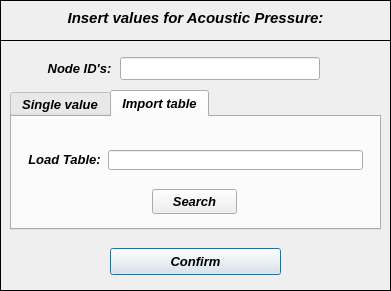
First picture: the form in pulse/uix/user_input/ui/acousticpressureInput.ui, repository open-pulse/OpenPulse, before the edit.
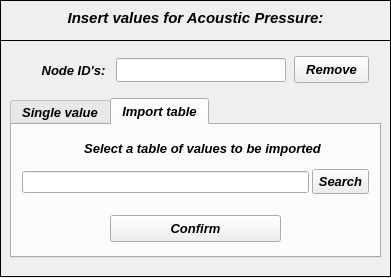
Second picture: the form after the edit. The open tabs and pages were chosen to show the change. Icons and pictures are not drawn.

The edit to the form file:
```diff
--- a/pulse/uix/user_input/ui/acousticpressureInput.ui
+++ b/pulse/uix/user_input/ui/acousticpressureInput.ui
@@ -10,7 +10,7 @@
     <x>0</x>
     <y>0</y>
     <width>391</width>
-    <height>291</height>
+    <height>278</height>
    </rect>
   </property>
   <property name="sizePolicy">
@@ -22,13 +22,13 @@
   <property name="minimumSize">
    <size>
     <width>391</width>
-    <height>291</height>
+    <height>278</height>
    </size>
   </property>
   <property name="maximumSize">
    <size>
     <width>391</width>
-    <height>291</height>
+    <height>278</height>
    </size>
   </property>
   <property name="contextMenuPolicy">
@@ -50,7 +50,7 @@
      <x>0</x>
      <y>0</y>
      <width>391</width>
-     <height>297</height>
+     <height>281</height>
     </rect>
    </property>
    <property name="font">
@@ -111,7 +111,7 @@
       <x>0</x>
       <y>40</y>
       <width>391</width>
-      <height>251</height>
+      <height>237</height>
      </rect>
     </property>
     <property name="frameShape">
@@ -123,8 +123,8 @@
     <widget class="QWidget" name="verticalLayoutWidget">
      <property name="geometry">
       <rect>
-       <x>40</x>
-       <y>17</y>
+       <x>34</x>
+       <y>19</y>
        <width>79</width>
        <height>23</height>
       </rect>
@@ -151,93 +151,25 @@
       </item>
      </layout>
     </widget>
-    <widget class="QWidget" name="verticalLayoutWidget_2">
-     <property name="geometry">
-      <rect>
-       <x>120</x>
-       <y>17</y>
-       <width>203</width>
-       <height>24</height>
-      </rect>
-     </property>
-     <layout class="QVBoxLayout" name="verticalLayout_2">
-      <item>
-       <widget class="QLineEdit" name="lineEdit_nodeID">
-        <property name="minimumSize">
-         <size>
-          <width>200</width>
-          <height>0</height>
-         </size>
-        </property>
-        <property name="maximumSize">
-         <size>
-          <width>200</width>
-          <height>16777215</height>
-         </size>
-        </property>
-        <property name="font">
-         <font>
-          <family>Arial</family>
-          <pointsize>10</pointsize>
-          <weight>75</weight>
-          <italic>true</italic>
-          <bold>true</bold>
-         </font>
-        </property>
-        <property name="focusPolicy">
-         <enum>Qt::ClickFocus</enum>
-        </property>
-        <property name="text">
-         <string/>
-        </property>
-        <property name="alignment">
-         <set>Qt::AlignCenter</set>
-        </property>
-       </widget>
-      </item>
-     </layout>
-    </widget>
-    <widget class="QPushButton" name="pushButton_confirm">
-     <property name="geometry">
-      <rect>
-       <x>110</x>
-       <y>208</y>
-       <width>171</width>
-       <height>27</height>
-      </rect>
-     </property>
-     <property name="font">
-      <font>
-       <family>Arial</family>
-       <pointsize>10</pointsize>
-       <weight>75</weight>
-       <italic>true</italic>
-       <bold>true</bold>
-      </font>
-     </property>
-     <property name="text">
-      <string>Confirm</string>
-     </property>
-    </widget>
-    <widget class="QTabWidget" name="tabWidget">
+    <widget class="QTabWidget" name="tabWidget_acoustic_pressure">
      <property name="geometry">
       <rect>
        <x>10</x>
-       <y>50</y>
+       <y>58</y>
        <width>371</width>
-       <height>140</height>
+       <height>160</height>
       </rect>
      </property>
      <property name="minimumSize">
       <size>
        <width>0</width>
-       <height>140</height>
+       <height>160</height>
       </size>
      </property>
      <property name="maximumSize">
       <size>
        <width>16777215</width>
-       <height>140</height>
+       <height>160</height>
       </size>
      </property>
      <property name="font">
@@ -252,7 +184,7 @@
      <property name="currentIndex">
       <number>0</number>
      </property>
-     <widget class="QWidget" name="tab">
+     <widget class="QWidget" name="tab_single_values">
       <attribute name="title">
        <string>Single value</string>
       </attribute>
@@ -260,7 +192,7 @@
        <property name="geometry">
         <rect>
          <x>14</x>
-         <y>26</y>
+         <y>14</y>
          <width>344</width>
          <height>61</height>
         </rect>
@@ -490,8 +422,30 @@
         </item>
        </layout>
       </widget>
+      <widget class="QPushButton" name="pushButton_single_values_confirm">
+       <property name="geometry">
+        <rect>
+         <x>98</x>
+         <y>90</y>
+         <width>171</width>
+         <height>27</height>
+        </rect>
+       </property>
+       <property name="font">
+        <font>
+         <family>Arial</family>
+         <pointsize>10</pointsize>
+         <weight>75</weight>
+         <italic>true</italic>
+         <bold>true</bold>
+        </font>
+       </property>
+       <property name="text">
+        <string>Confirm</string>
+       </property>
+      </widget>
      </widget>
-     <widget class="QWidget" name="tab_2">
+     <widget class="QWidget" name="tab_table_values">
       <attribute name="title">
        <string>Import table</string>
       </attribute>
@@ -501,9 +455,9 @@
        </property>
        <property name="geometry">
         <rect>
-         <x>140</x>
-         <y>72</y>
-         <width>85</width>
+         <x>300</x>
+         <y>44</y>
+         <width>57</width>
          <height>25</height>
         </rect>
        </property>
@@ -532,50 +486,16 @@
         <enum>Qt::NoArrow</enum>
        </property>
       </widget>
-      <widget class="QWidget" name="verticalLayoutWidget_11">
-       <property name="geometry">
-        <rect>
-         <x>11</x>
-         <y>32</y>
-         <width>83</width>
-         <height>21</height>
-        </rect>
-       </property>
-       <layout class="QVBoxLayout" name="verticalLayout_11">
-        <item>
-         <widget class="QLabel" name="label_19">
-          <property name="enabled">
-           <bool>true</bool>
-          </property>
-          <property name="font">
-           <font>
-            <family>Arial</family>
-            <pointsize>10</pointsize>
-            <weight>75</weight>
-            <italic>true</italic>
-            <bold>true</bold>
-           </font>
-          </property>
-          <property name="text">
-           <string>Load Table:</string>
-          </property>
-          <property name="alignment">
-           <set>Qt::AlignCenter</set>
-          </property>
-         </widget>
-        </item>
-       </layout>
-      </widget>
       <widget class="QLineEdit" name="line_load_table_path">
        <property name="enabled">
         <bool>true</bool>
        </property>
        <property name="geometry">
         <rect>
-         <x>96</x>
-         <y>33</y>
-         <width>255</width>
-         <height>20</height>
+         <x>10</x>
+         <y>46</y>
+         <width>287</width>
+         <height>22</height>
         </rect>
        </property>
        <property name="font">
@@ -591,8 +511,132 @@
         <set>Qt::AlignCenter</set>
        </property>
       </widget>
+      <widget class="QPushButton" name="pushButton_table_values_confirm">
+       <property name="geometry">
+        <rect>
+         <x>98</x>
+         <y>90</y>
+         <width>171</width>
+         <height>27</height>
+        </rect>
+       </property>
+       <property name="font">
+        <font>
+         <family>Arial</family>
+         <pointsize>10</pointsize>
+         <weight>75</weight>
+         <italic>true</italic>
+         <bold>true</bold>
+        </font>
+       </property>
+       <property name="text">
+        <string>Confirm</string>
+       </property>
+      </widget>
+      <widget class="QLabel" name="label_19">
+       <property name="enabled">
+        <bool>true</bool>
+       </property>
+       <property name="geometry">
+        <rect>
+         <x>44</x>
+         <y>14</y>
+         <width>293</width>
+         <height>19</height>
+        </rect>
+       </property>
+       <property name="font">
+        <font>
+         <family>Arial</family>
+         <pointsize>10</pointsize>
+         <weight>75</weight>
+         <italic>true</italic>
+         <bold>true</bold>
+        </font>
+       </property>
+       <property name="text">
+        <string>Select a table of values to be imported</string>
+       </property>
+       <property name="alignment">
+        <set>Qt::AlignCenter</set>
+       </property>
+      </widget>
      </widget>
     </widget>
+    <widget class="QLineEdit" name="lineEdit_nodeID">
+     <property name="geometry">
+      <rect>
+       <x>116</x>
+       <y>18</y>
+       <width>170</width>
+       <height>24</height>
+      </rect>
+     </property>
+     <property name="minimumSize">
+      <size>
+       <width>170</width>
+       <height>0</height>
+      </size>
+     </property>
+     <property name="maximumSize">
+      <size>
+       <width>170</width>
+       <height>16777215</height>
+      </size>
+     </property>
+     <property name="font">
+      <font>
+       <family>Arial</family>
+       <pointsize>10</pointsize>
+       <weight>75</weight>
+       <italic>true</italic>
+       <bold>true</bold>
+      </font>
+     </property>
+     <property name="focusPolicy">
+      <enum>Qt::ClickFocus</enum>
+     </property>
+     <property name="text">
+      <string/>
+     </property>
+     <property name="alignment">
+      <set>Qt::AlignCenter</set>
+     </property>
+    </widget>
+    <widget class="QPushButton" name="pushButton_remove_bc_confirm">
+     <property name="geometry">
+      <rect>
+       <x>294</x>
+       <y>16</y>
+       <width>75</width>
+       <height>27</height>
+      </rect>
+     </property>
+     <property name="minimumSize">
+      <size>
+       <width>0</width>
+       <height>27</height>
+      </size>
+     </property>
+     <property name="maximumSize">
+      <size>
+       <width>16777215</width>
+       <height>26</height>
+      </size>
+     </property>
+     <property name="font">
+      <font>
+       <family>Arial</family>
+       <pointsize>10</pointsize>
+       <weight>75</weight>
+       <italic>true</italic>
+       <bold>true</bold>
+      </font>
+     </property>
+     <property name="text">
+      <string>Remove</string>
+     </property>
+    </widget>
    </widget>
   </widget>
  </widget>
```
Left out of the diff: 4 changed lines with no effect on the pictures.
